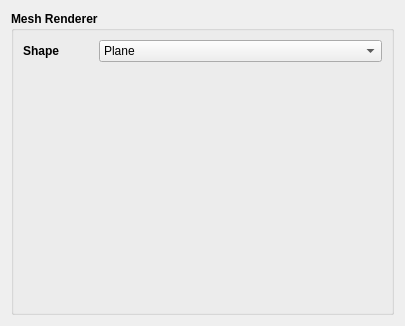
Qt form DockTest/ComponentWidget/meshrendererwidget.ui (0000duck/Qt-Engine) before a commit.
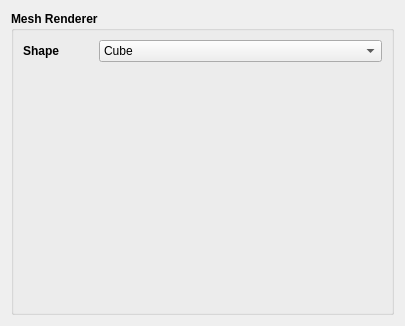
The same form after that commit.

Patch:
```diff
--- a/DockTest/ComponentWidget/meshrendererwidget.ui
+++ b/DockTest/ComponentWidget/meshrendererwidget.ui
@@ -61,11 +61,6 @@
             <bold>false</bold>
            </font>
           </property>
-          <item>
-           <property name="text">
-            <string>Plane</string>
-           </property>
-          </item>
           <item>
            <property name="text">
             <string>Cube</string>
```
Left out of the diff: 5 changed lines with no effect on the pictures.
